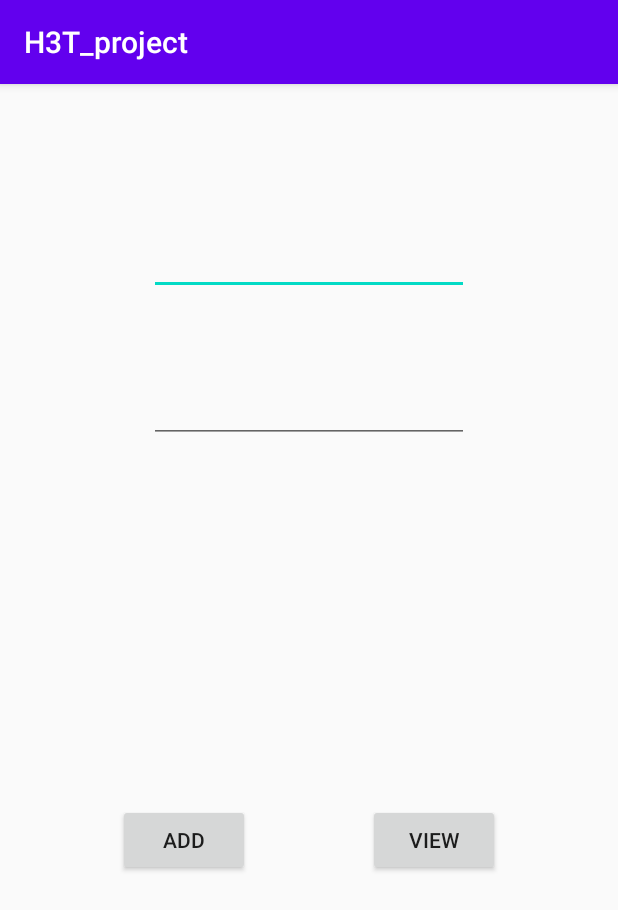
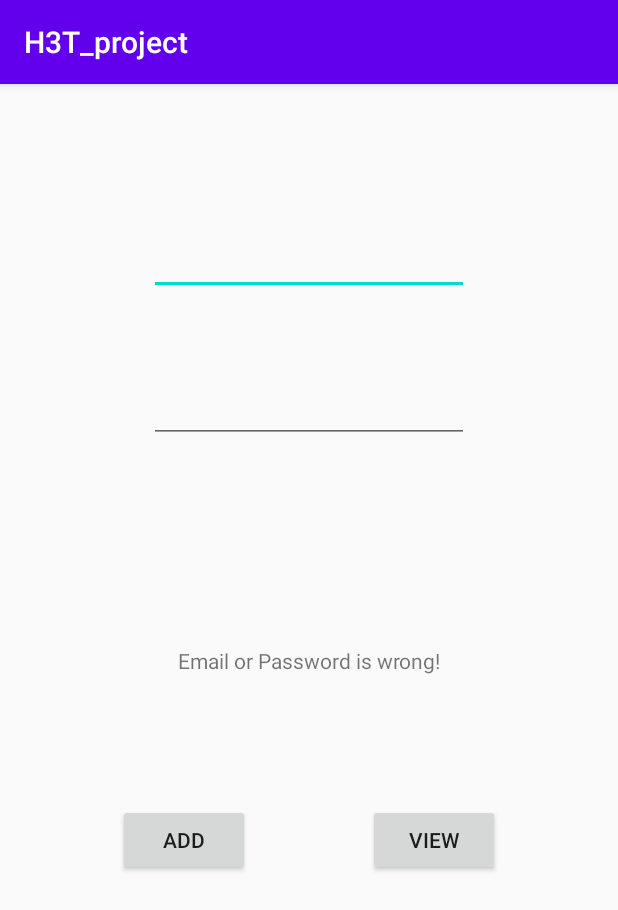
Before and after one commit to phanminhhoang2110/Android-Final-Project, an Android app: the screen it shows after launch (MainActivity), after a tap on "ADD", on a phone screen of 412 x 824 dp. Shown: the top 910 px of the screen. Run offline under Robolectric (Android 15) with nearby library versions, the phone set to English and light mode, and no system bars; our stand-ins replace Firebase (no records; nobody signed in at launch, a user with empty details on screens opened directly).

Commit message:
Update MS-SQL connection

```diff
--- a/app/build.gradle
+++ b/app/build.gradle
@@ -32,4 +32,5 @@ dependencies {
     implementation platform('com.google.firebase:firebase-bom:26.0.0')
     implementation 'com.google.firebase:firebase-analytics'
     implementation 'com.google.firebase:firebase-firestore'
+    compile 'net.sourceforge.jtds:jtds:1.3.0' // thư viện connect db
 }
--- a/app/src/main/AndroidManifest.xml
+++ b/app/src/main/AndroidManifest.xml
@@ -9,7 +9,7 @@
         android:roundIcon="@mipmap/ic_launcher_round"
         android:supportsRtl="true"
         android:theme="@style/AppTheme">
-        <activity android:name=".MainActivity">
+      <activity android:name=".MainActivity">
             <intent-filter>
                 <action android:name="android.intent.action.MAIN" />
 
--- /dev/null
+++ b/app/src/main/java/com/example/h3t_project/DAO/UserDAO.java
@@ -0,0 +1,37 @@
+package com.example.h3t_project.DAO;
+
+import com.example.h3t_project.DatabaseM.DatabaseManager;
+import com.example.h3t_project.model.User;
+
+import java.sql.PreparedStatement;
+import java.sql.ResultSet;
+
+public class UserDAO extends DatabaseManager {
+  PreparedStatement ps = null;
+  ResultSet rs = null;
+
+  public User checkLogin(String username, String password) {
+    try {
+      String query = "SELECT [id]" +
+        "      ,[username]\n" +
+        "      ,[password]\n" +
+        "  FROM [H3TSTORE].[dbo].[tbl_users] where username = ? and password = ?";
+      connection = connect();
+      ps = connection.prepareStatement(query);
+      ps.setString(1, username);
+      ps.setString(2, password);
+      rs = ps.executeQuery();
+      while (rs.next()) {
+        User user = new User();
+        user.setId(rs.getInt(1));
+        user.setUsername(rs.getString(2));
+        user.setPassword(rs.getString(3));
+        return user;
+      }
+    } catch (Exception e) {
+      e.printStackTrace();
+    }
+    return null;
+  }
+
+}
--- /dev/null
+++ b/app/src/main/java/com/example/h3t_project/DatabaseM/DatabaseManager.java
@@ -0,0 +1,40 @@
+package com.example.h3t_project.DatabaseM;
+
+import android.os.StrictMode;
+import android.util.Log;
+
+import java.sql.Connection;
+import java.sql.DriverManager;
+import java.sql.SQLException;
+
+public class DatabaseManager {
+  public Connection connection;
+  private static final String LOG = "DEBUG";
+  private static String ip = "34.92.72.160";   //34.92.72.160
+  private static String port = "1433";
+  private static String Classes = "net.sourceforge.jtds.jdbc.Driver";
+  private static String database = "H3TSTORE";
+  private static String username = "sa";
+  private static String password = "PhatFU@2020";
+
+  public static Connection connect() {
+    Connection conn = null;
+    String ConnURL = null;
+    StrictMode.ThreadPolicy policy = new StrictMode.ThreadPolicy.Builder().permitAll().build();
+    StrictMode.setThreadPolicy(policy);
+    try {
+      Class.forName(Classes);
+      ConnURL = "jdbc:jtds:sqlserver://" + ip + ":" + port + ";"
+        + "databaseName=" + database + ";user=" + username + ";password=" + password + ";";
+      conn = DriverManager.getConnection(ConnURL);
+    } catch (SQLException e) {
+      Log.d(LOG, e.getMessage());
+      Log.i("Message : ", "SQL sai");
+    } catch (ClassNotFoundException e) {
+      Log.d(LOG, e.getMessage());
+      Log.i("Message : ", "Class sai");
+    }
+    return conn;
+  }
+
+}
--- a/app/src/main/java/com/example/h3t_project/MainActivity.java
+++ b/app/src/main/java/com/example/h3t_project/MainActivity.java
@@ -3,13 +3,17 @@ package com.example.h3t_project;
 import androidx.annotation.NonNull;
 import androidx.appcompat.app.AppCompatActivity;
 
+import android.content.Intent;
 import android.os.Bundle;
 import android.util.Log;
 import android.view.View;
 import android.widget.Button;
 import android.widget.EditText;
+import android.widget.TextView;
 import android.widget.Toast;
 
+import com.example.h3t_project.DAO.UserDAO;
+import com.example.h3t_project.model.User;
 import com.google.android.gms.tasks.OnFailureListener;
 import com.google.android.gms.tasks.OnSuccessListener;
 import com.google.firebase.firestore.CollectionReference;
@@ -24,6 +28,7 @@ public class MainActivity extends AppCompatActivity {
     private EditText editName;
     private EditText editPrice;
     private Button add;
+    private TextView alert;
     private FirebaseFirestore firestore;
     @Override
     protected void onCreate(Bundle savedInstanceState) {
@@ -32,28 +37,50 @@ public class MainActivity extends AppCompatActivity {
 
         editName = findViewById(R.id.name);
         editPrice = findViewById(R.id.price);
-        add = findViewById(R.id.add);
-        firestore  = FirebaseFirestore.getInstance();
-        final CollectionReference reference = firestore.collection("product");
+      alert = findViewById(R.id.alert);
 
-        add.setOnClickListener(new View.OnClickListener() {
-            @Override
-            public void onClick(View v) {
-                Map<String, Object> product = new HashMap<>();
-                product.put("name", editName.getText().toString());
-                product.put("price", editPrice.getText().toString());
-                reference.add(product).addOnSuccessListener(new OnSuccessListener<DocumentReference>() {
-                    @Override
-                    public void onSuccess(DocumentReference documentReference) {
-                        Toast.makeText(MainActivity.this,"Add Ok !", Toast.LENGTH_SHORT).show();
-                    }
-                }).addOnFailureListener(new OnFailureListener() {
-                    @Override
-                    public void onFailure(@NonNull Exception e) {
-                        Toast.makeText(MainActivity.this,"Add Failed ! ", Toast.LENGTH_SHORT).show();
-                    }
-                });
-            }
-        });
+
+
+//        add = findViewById(R.id.add);
+//        firestore  = FirebaseFirestore.getInstance();
+//        final CollectionReference reference = firestore.collection("product");
+//
+//        add.setOnClickListener(new View.OnClickListener() {
+//            @Override
+//            public void onClick(View v) {
+//                Map<String, Object> product = new HashMap<>();
+//                product.put("name", editName.getText().toString());
+//                product.put("price", editPrice.getText().toString());
+//                reference.add(product).addOnSuccessListener(new OnSuccessListener<DocumentReference>() {
+//                    @Override
+//                    public void onSuccess(DocumentReference documentReference) {
+//                        Toast.makeText(MainActivity.this,"Add Ok !", Toast.LENGTH_SHORT).show();
+//                    }
+//                }).addOnFailureListener(new OnFailureListener() {
+//                    @Override
+//                    public void onFailure(@NonNull Exception e) {
+//                        Toast.makeText(MainActivity.this,"Add Failed ! ", Toast.LENGTH_SHORT).show();
+//                    }
+//                });
+//            }
+//        });
     }
+
+  public void getData(View view){
+    UserDAO userDAO = new UserDAO();
+    User user;
+    try {
+      user = userDAO.checkLogin(editName.getText().toString(), editPrice.getText().toString());
+      if(user != null){
+//        Intent intent = new Intent(MainActivity.this, HomeActivity.class);
+//        startActivity(intent);
+        alert.setText("Connect OK!");
+      } else {
+        alert.setText("Email or Password is wrong!");
+      }
+    } catch (Exception e){
+      e.printStackTrace();
+      Log.i("messagee: ", "AAAAAA");
+    }
+  }
 }
--- a/app/src/main/java/com/example/h3t_project/activity/ActivityClassExample.java
+++ /dev/null
@@ -1,4 +0,0 @@
-package com.example.h3t_project.activity;
-
-public class ActivityClassExample {
-}
--- a/app/src/main/java/com/example/h3t_project/adapter/AdapterClassExample.java
+++ /dev/null
@@ -1,4 +0,0 @@
-package com.example.h3t_project.adapter;
-
-public class AdapterClassExample {
-}
--- a/app/src/main/java/com/example/h3t_project/constants/ConstantsClassExample.java
+++ /dev/null
@@ -1,4 +0,0 @@
-package com.example.h3t_project.constants;
-
-public class ConstantsClassExample {
-}
--- a/app/src/main/java/com/example/h3t_project/fragment/FragmentClassExample.java
+++ /dev/null
@@ -1,4 +0,0 @@
-package com.example.h3t_project.fragment;
-
-public class FragmentClassExample {
-}
--- a/app/src/main/java/com/example/h3t_project/model/ModelClassExample.java
+++ /dev/null
@@ -1,4 +0,0 @@
-package com.example.h3t_project.model;
-
-public class ModelClassExample {
-}
--- a/app/src/main/res/layout/activity_main.xml
+++ b/app/src/main/res/layout/activity_main.xml
@@ -34,6 +34,7 @@
     android:id="@+id/add"
     android:layout_width="wrap_content"
     android:layout_height="wrap_content"
+    android:onClick="getData"
     android:text="Add"
     app:layout_constraintBottom_toBottomOf="parent"
     app:layout_constraintEnd_toStartOf="@+id/view"
@@ -51,4 +52,14 @@
         app:layout_constraintHorizontal_bias="0.5"
         app:layout_constraintStart_toEndOf="@+id/add"
         app:layout_constraintTop_toBottomOf="@+id/price" />
+
+  <TextView
+    android:id="@+id/alert"
+    android:layout_width="wrap_content"
+    android:layout_height="wrap_content"
+    android:text="TextView"
+    app:layout_constraintBottom_toBottomOf="parent"
+    app:layout_constraintEnd_toEndOf="parent"
+    app:layout_constraintStart_toStartOf="parent"
+    app:layout_constraintTop_toTopOf="parent" />
 </androidx.constraintlayout.widget.ConstraintLayout>
--- a/build.gradle
+++ b/build.gradle
@@ -5,7 +5,7 @@ buildscript {
         jcenter()
     }
     dependencies {
-        classpath "com.android.tools.build:gradle:4.0.1"
+        classpath 'com.android.tools.build:gradle:4.1.0'
         classpath 'com.google.gms:google-services:4.3.4'
         // NOTE: Do not place your application dependencies here; they belong
         // in the individual module build.gradle files
```
Also changed, not shown: app/src/main/java/com/example/h3t_project/model/User.java (added, +37 -0 lines), gradle/wrapper/gradle-wrapper.properties. Lines whose indentation alone changed are shown as unchanged.
